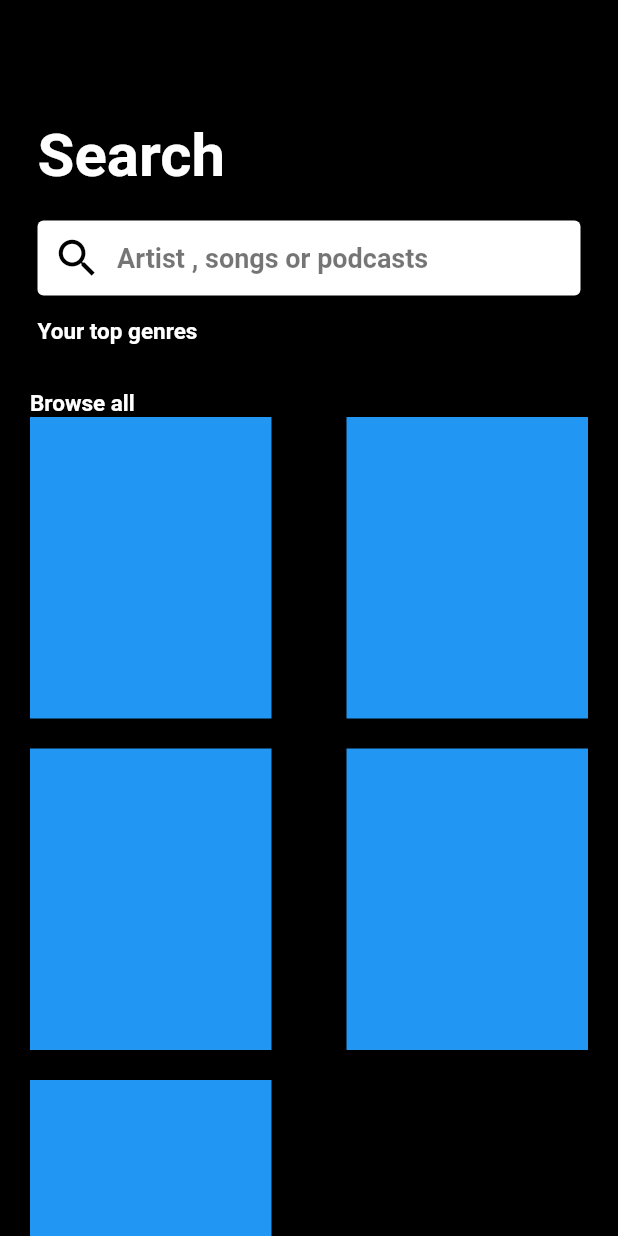
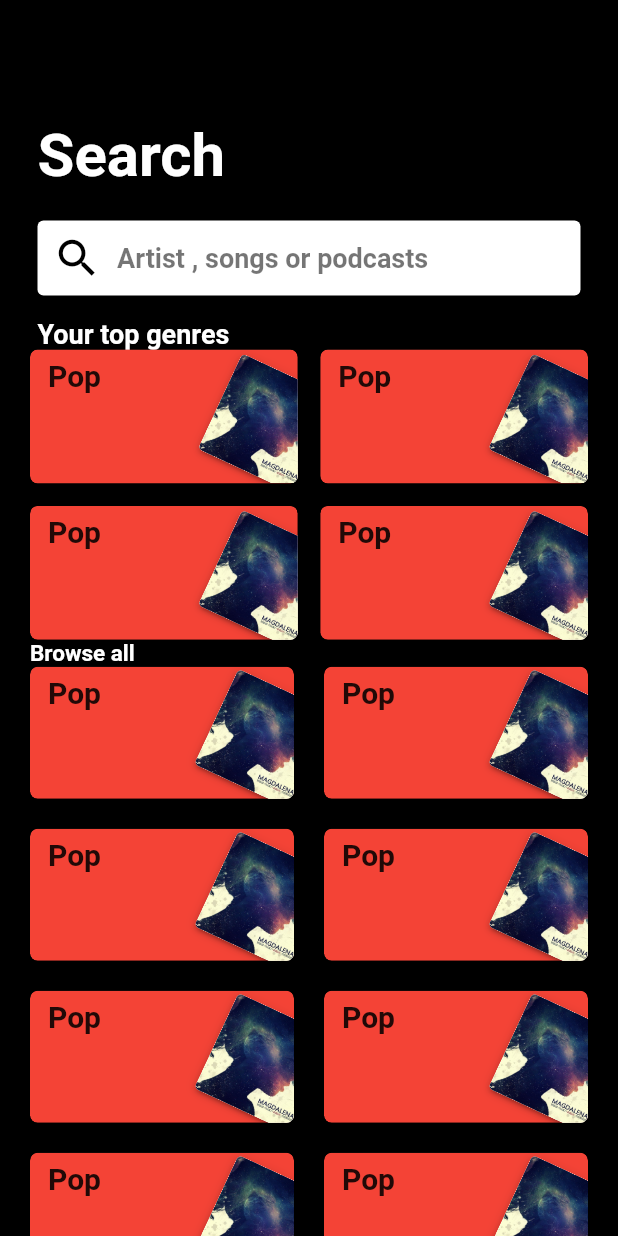
Before and after one commit to mithson/resonance, a Flutter app: the Search screen opened directly, on a phone screen of 412 x 824 dp. Run offline on Flutter 3.47's test engine with Material 2 defaults, Android fonts, the phone set to English and light mode, and no system bars; our stand-ins replace font_awesome_flutter.

Commit message:
search bar gridview added properly working

```diff
--- a/lib/screens/search.dart
+++ b/lib/screens/search.dart
@@ -87,14 +87,24 @@ class _SearchState extends State<Search> {
                   style: TextStyle(
                       color: Colors.white,
                       fontWeight: FontWeight.bold,
-                      fontSize: 15)),
+                      fontSize: 18)),
             ),
-            SizedBox(
-              height: 10,
+            Padding(
+              padding: EdgeInsets.symmetric(horizontal: 20),
+              child: GridView.builder(
+                shrinkWrap: true,
+                physics: BouncingScrollPhysics(),
+                itemCount: 4,
+                itemBuilder: (context, index) => ItemTile(
+                    context, 'Pop', Colors.red, 'assets/images/album7.jpg'),
+                gridDelegate: SliverGridDelegateWithFixedCrossAxisCount(
+                    crossAxisCount: 2,
+                    childAspectRatio: 2,
+                    crossAxisSpacing: 15,
+                    mainAxisSpacing: 15),
+              ),
             ),
-            SizedBox(
-              height: 20,
-            ),
+
             Padding(
               padding: EdgeInsets.symmetric(horizontal: 20),
               child: Text('Browse all',
@@ -103,19 +113,34 @@ class _SearchState extends State<Search> {
                       fontWeight: FontWeight.bold,
                       fontSize: 15)),
             ),
-            GridView.count(
-              physics: BouncingScrollPhysics(),
-              scrollDirection: Axis.vertical,
-              shrinkWrap: true,
-              crossAxisCount: 2,
-              crossAxisSpacing: 10,
-              mainAxisSpacing: 20,
-              children: List.generate(5, (index) {
-                return Container(
-                  margin: EdgeInsets.symmetric(horizontal: 20),
-                  color: Colors.blue,
-                );
-              }),
+            // GridView.count(
+            //   physics: BouncingScrollPhysics(),
+            //   scrollDirection: Axis.vertical,
+            //   shrinkWrap: true,
+            //   crossAxisCount: 2,
+            //   crossAxisSpacing: 10,
+            //   mainAxisSpacing: 20,
+            //   children: List.generate(5, (index) {
+            //     return Container(
+            //       margin: EdgeInsets.symmetric(horizontal: 20),
+            //       color: Colors.blue,
+            //     );
+            //   }),
+            // ),
+            Padding(
+              padding: EdgeInsets.symmetric(horizontal: 20),
+              child: GridView.builder(
+                shrinkWrap: true,
+                physics: BouncingScrollPhysics(),
+                itemCount: 10,
+                itemBuilder: (context, index) => ItemTile(
+                    context, 'Pop', Colors.red, 'assets/images/album7.jpg'),
+                gridDelegate: SliverGridDelegateWithFixedCrossAxisCount(
+                    crossAxisCount: 2,
+                    childAspectRatio: 2,
+                    crossAxisSpacing: 20,
+                    mainAxisSpacing: 20),
+              ),
             ),
             SizedBox(
               height: 10,
@@ -126,7 +151,8 @@ class _SearchState extends State<Search> {
     );
   }
 
-  Widget cards(String text, Color color, String image) {
+  Widget ItemTile(
+      BuildContext context, String text, Color color, String image) {
     return ClipRRect(
       borderRadius: BorderRadius.circular(5),
       child: Container(
--- a/lib/widgets/bottom_nav_bar.dart
+++ b/lib/widgets/bottom_nav_bar.dart
@@ -36,7 +36,7 @@ class BottomNavBarState extends State<BottomNavBar> {
         Container(
           margin: EdgeInsets.symmetric(horizontal: 10),
           decoration: BoxDecoration(
-              borderRadius: BorderRadius.circular(5), color: Colors.purple),
+              borderRadius: BorderRadius.circular(5), color: Colors.deepPurple),
           child: Row(
             mainAxisAlignment: MainAxisAlignment.spaceAround,
             crossAxisAlignment: CrossAxisAlignment.center,
```
